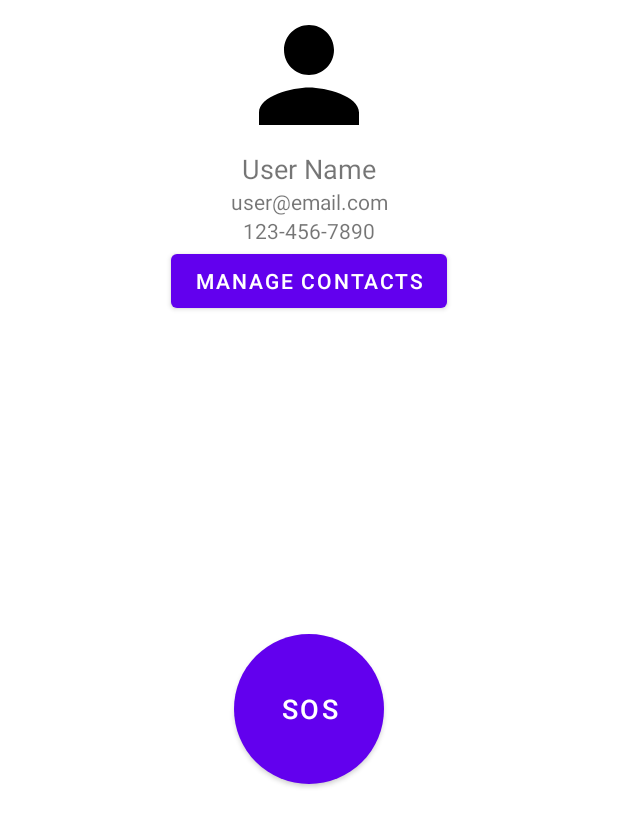
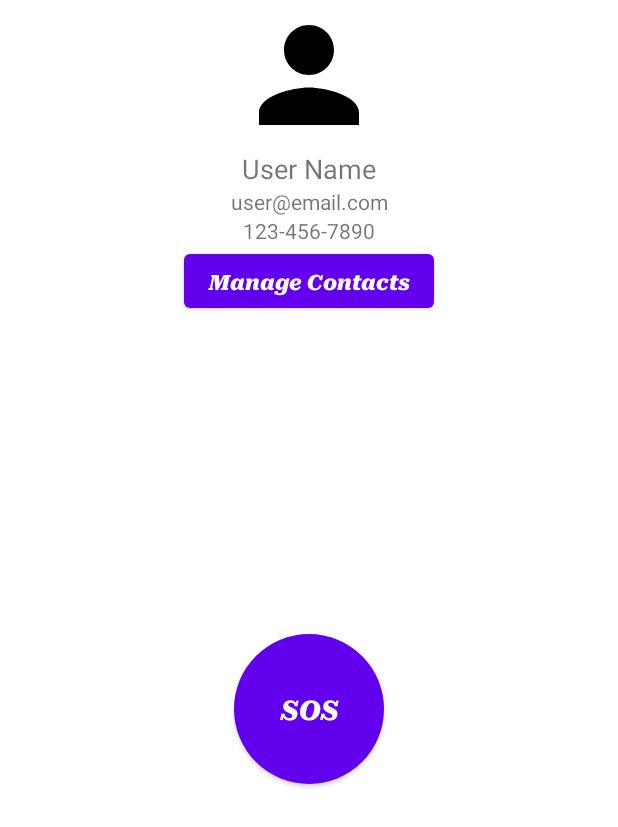
Before and after one commit to denisnzrvs/SafeTravel, an Android app: the layout fragment_settings.xml on its own in the app's theme, with its tools: preview values and no code run, on a phone screen of 412 x 824 dp. Shown: the top 827 px of the screen. Run offline under Robolectric (Android 15) with nearby library versions, the phone set to English and light mode, and no system bars.

Commit message:
UI changed 4.0

```diff
--- a/app/build.gradle.kts
+++ b/app/build.gradle.kts
@@ -42,6 +42,7 @@ dependencies {
     implementation("androidx.navigation:navigation-fragment:2.5.3")
     implementation("androidx.navigation:navigation-ui:2.5.3")
     implementation("androidx.legacy:legacy-support-v4:1.0.0")
+    implementation("androidx.cardview:cardview:1.0.0")
     testImplementation("junit:junit:4.13.2")
     androidTestImplementation("androidx.test.ext:junit:1.1.5")
     androidTestImplementation("androidx.test.espresso:espresso-core:3.5.1")
--- a/app/src/main/res/layout/fragment_settings.xml
+++ b/app/src/main/res/layout/fragment_settings.xml
@@ -57,6 +57,8 @@
         android:layout_width="wrap_content"
         android:layout_height="wrap_content"
         android:text="Manage Contacts"
+        android:fontFamily="@font/myfont"
+        style="@style/Theme.Material3.DayNight"
         app:layout_constraintTop_toBottomOf="@+id/userPhoneText"
         app:layout_constraintStart_toStartOf="parent"
         app:layout_constraintEnd_toEndOf="parent" />
@@ -79,10 +81,12 @@
         android:id="@+id/buttonSOS"
         android:layout_width="100dp"
         android:layout_height="100dp"
-        android:background="@drawable/red_circle_background"
         android:text="SOS"
+        android:fontFamily="@font/myfont"
+        style="@style/Theme.Material3.DayNight"
         android:textColor="#FFFFFF"
         android:textSize="18sp"
+        android:background="@drawable/red_circle_background"
         app:layout_constraintBottom_toBottomOf="parent"
         app:layout_constraintEnd_toEndOf="parent"
         app:layout_constraintHorizontal_bias="0.501"
--- a/build.gradle.kts
+++ b/build.gradle.kts
@@ -1,4 +1,5 @@
 // Top-level build file where you can add configuration options common to all sub-projects/modules.
 plugins {
     id("com.android.application") version "8.1.2" apply false
+
 }
```
